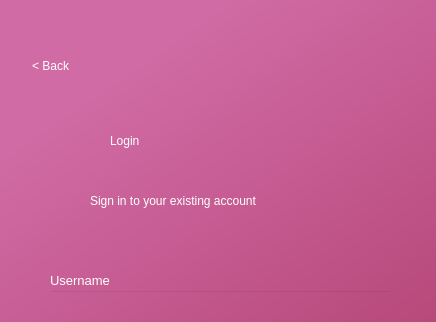
AnshulS853/Coursework-Improved, file login.ui: the form before one commit; both pictures show x 0 to 436 and y 0 to 322 of the 436 by 800 pixel window.
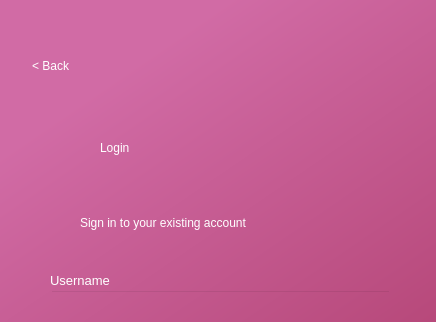
The form after the commit.

Patch:
```diff
--- a/login.ui
+++ b/login.ui
@@ -41,10 +41,10 @@
    <widget class="QLabel" name="label">
     <property name="geometry">
      <rect>
-      <x>110</x>
+      <x>100</x>
       <y>90</y>
-      <width>221</width>
-      <height>101</height>
+      <width>229</width>
+      <height>116</height>
      </rect>
     </property>
     <property name="styleSheet">
@@ -57,10 +57,10 @@
    <widget class="QLabel" name="label_2">
     <property name="geometry">
      <rect>
-      <x>90</x>
-      <y>180</y>
-      <width>251</width>
-      <height>41</height>
+      <x>80</x>
+      <y>210</y>
+      <width>296</width>
+      <height>25</height>
      </rect>
     </property>
     <property name="styleSheet">
```
